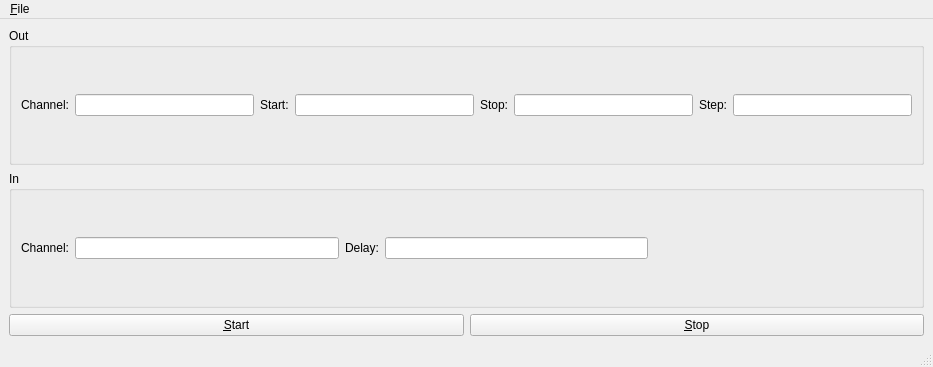
This is view/main_window.ui in PFTL/VU_01_19 as Qt 5 draws it before an edit. The edited form follows.
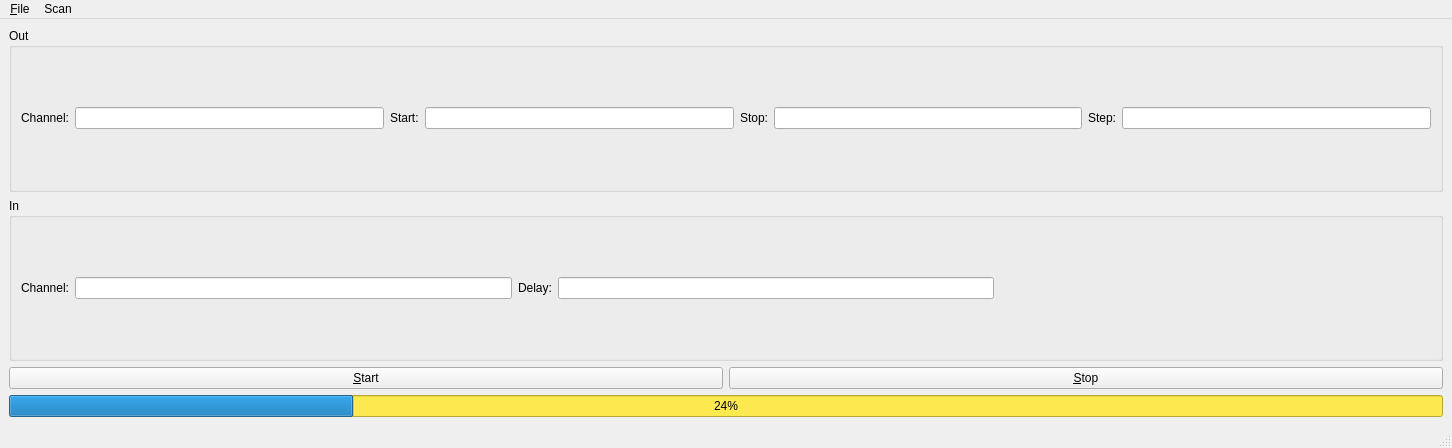
This is the edited form.

The edit to the form file:
```diff
--- a/view/main_window.ui
+++ b/view/main_window.ui
@@ -6,8 +6,8 @@
    <rect>
     <x>0</x>
     <y>0</y>
-    <width>933</width>
-    <height>367</height>
+    <width>1452</width>
+    <height>448</height>
    </rect>
   </property>
   <property name="windowTitle">
@@ -162,6 +162,16 @@
       </item>
      </layout>
     </item>
+    <item>
+     <widget class="QProgressBar" name="progressBar">
+      <property name="styleSheet">
+       <string notr="true">background-color: rgb(252, 233, 79)</string>
+      </property>
+      <property name="value">
+       <number>24</number>
+      </property>
+     </widget>
+    </item>
    </layout>
   </widget>
   <widget class="QMenuBar" name="menubar">
@@ -169,8 +179,8 @@
     <rect>
      <x>0</x>
      <y>0</y>
-     <width>933</width>
-     <height>22</height>
+     <width>1452</width>
+     <height>39</height>
     </rect>
    </property>
    <widget class="QMenu" name="menuFile">
@@ -180,7 +190,15 @@
     <addaction name="action_Save"/>
     <addaction name="actionOpen_File"/>
    </widget>
+   <widget class="QMenu" name="menuScan">
+    <property name="title">
+     <string>Scan</string>
+    </property>
+    <addaction name="action_Start"/>
+    <addaction name="action_Stop"/>
+   </widget>
    <addaction name="menuFile"/>
+   <addaction name="menuScan"/>
   </widget>
   <widget class="QStatusBar" name="statusbar"/>
   <action name="action_Save">
```
Left out of the diff: 20 changed lines with no effect on the pictures.
